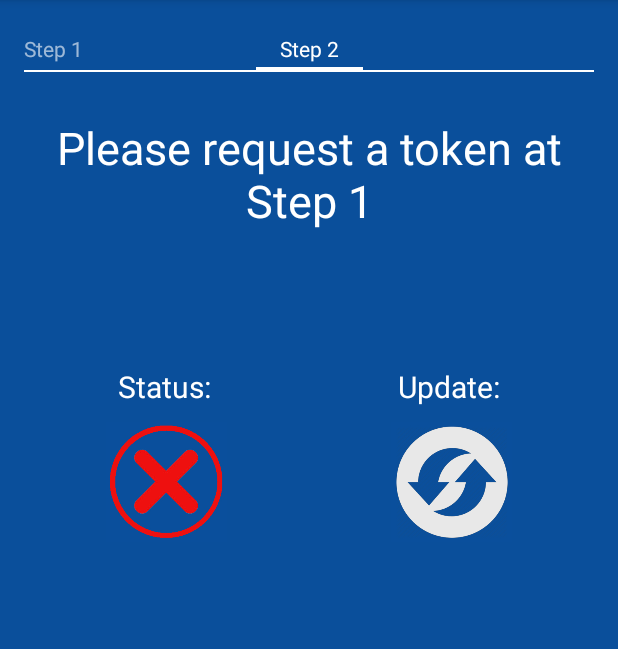
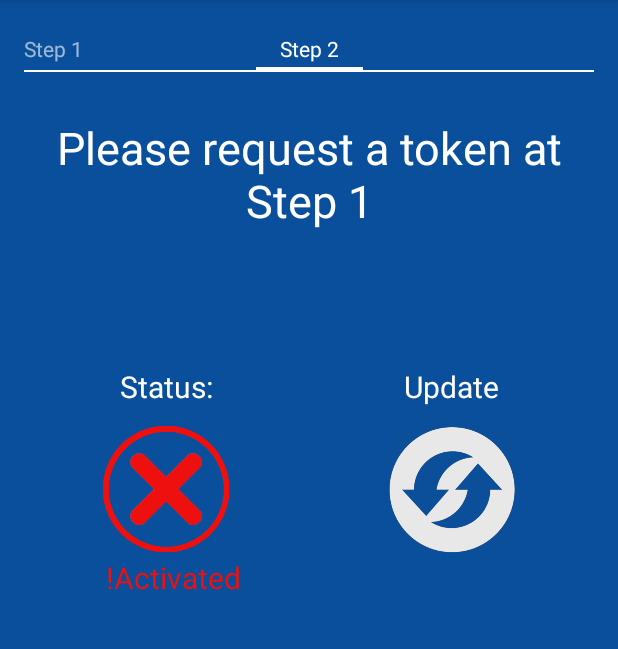
Before and after one commit to grandcat/tum_getin, an Android app: the screen it shows after launch (MainActivity), after a tap on "Step 2", on a phone screen of 412 x 824 dp, the part 84-733 px from its top. Run offline under Robolectric (Android 15) with nearby library versions, the phone set to English and light mode, and no system bars; network calls fail; pictures from the network do not load; 2 statements that could not run were skipped.

Commit message:
[Android] Implemented Settings-Functions

```diff
--- a/code/mobileDoorAccess/app/src/main/java/com/tca/mobiledooraccess/RegisterStep1.java
+++ b/code/mobileDoorAccess/app/src/main/java/com/tca/mobiledooraccess/RegisterStep1.java
@@ -89,6 +89,8 @@ public class RegisterStep1 extends Fragment implements OnRefreshListener{
         editText.setText("");
 
         if (appSettings.getBoolean("token_received", false)){
+            InputMethodManager imm = (InputMethodManager)getActivity().getSystemService(Context.INPUT_METHOD_SERVICE);
+            imm.hideSoftInputFromWindow(editText.getWindowToken(), 0);
             MainActivity.viewPager.setCurrentItem(1);
         }else{
             //InputMethodManager imm = (InputMethodManager)getActivity().getSystemService(Context.INPUT_METHOD_SERVICE);
--- a/code/mobileDoorAccess/app/src/main/java/com/tca/mobiledooraccess/RegisterStep2.java
+++ b/code/mobileDoorAccess/app/src/main/java/com/tca/mobiledooraccess/RegisterStep2.java
@@ -3,6 +3,7 @@ package com.tca.mobiledooraccess;
 import android.app.ProgressDialog;
 import android.content.Intent;
 import android.content.SharedPreferences;
+import android.graphics.Color;
 import android.media.Image;
 import android.net.Uri;
 import android.os.AsyncTask;
@@ -37,21 +38,38 @@ public class RegisterStep2 extends Fragment implements OnRefreshListener{
         ImageView tokenStatus = (ImageView) view.findViewById(R.id.imageTokenStatus);
         TextView infoText = (TextView) view.findViewById(R.id.infoText);
         Button openBrowser = (Button) view.findViewById(R.id.visitTUMOnlineButton);
+        ImageView updateStatus = (ImageView) view.findViewById(R.id.imageUpdate);
+        TextView updateText = (TextView) view.findViewById(R.id.textUpdate);
+        TextView statusText = (TextView) view.findViewById(R.id.statusText);
+        TextView tokenStatusText = (TextView) view.findViewById(R.id.tokenStatusText);
+
+        infoText.setVisibility(View.VISIBLE);
+        tokenStatus.setVisibility(View.VISIBLE);
+        updateStatus.setVisibility(View.VISIBLE);
+        updateText.setVisibility(View.VISIBLE);
+        statusText.setVisibility(View.VISIBLE);
+        tokenStatusText.setVisibility(View.VISIBLE);
 
         if (!tokenReceived){
             infoText.setText("Please request a token at Step 1");
             tokenStatus.setImageResource(R.drawable.token_not_activated);
             openBrowser.setVisibility(View.INVISIBLE);
+            tokenStatusText.setTextColor(Color.parseColor("#ee100f"));
+            tokenStatusText.setText("!Activated");
         }
 
         if (tokenReceived && !tokenActivated){
             infoText.setText("Please visit TUM-Online and activate your token");
             openBrowser.setVisibility(View.VISIBLE);
+            tokenStatusText.setTextColor(Color.parseColor("#ee100f"));
+            tokenStatusText.setText("!Activated");
             tokenStatus.setImageResource(R.drawable.token_not_activated);
         }
         if(tokenReceived && tokenActivated){
             infoText.setText("Your token is activated");
             tokenStatus.setImageResource(R.drawable.token_activated);
+            tokenStatusText.setTextColor(Color.parseColor("#29b530"));
+            tokenStatusText.setText("Activated");
             openBrowser.setVisibility(View.INVISIBLE);
         }
     }
--- a/code/mobileDoorAccess/app/src/main/res/layout/fragment_register_step2.xml
+++ b/code/mobileDoorAccess/app/src/main/res/layout/fragment_register_step2.xml
@@ -15,7 +15,8 @@
         android:textColor="#ffffffff"
         android:textSize="30dp"
         android:paddingTop="30dp"
-        android:clickable="false" />
+        android:clickable="false"
+        android:visibility="invisible"/>
     <LinearLayout
         android:layout_width="match_parent"
         android:layout_height="wrap_content"
@@ -44,28 +45,29 @@
             android:layout_width="wrap_content"
             android:layout_height="wrap_content"
             android:layout_weight="0.5"
-            android:src="@drawable/token_not_activated"
             android:background="#ff0a4f9b"
             android:paddingBottom="0dp"
             android:paddingTop="10dp"
             android:text="Status:"
             android:gravity="center"
             android:textColor="#ffffffff"
-            android:textSize="20dp"/>
+            android:textSize="20dp"
+            android:id="@+id/statusText"
+            android:visibility="invisible"/>
         <TextView
             android:layout_width="wrap_content"
             android:layout_height="wrap_content"
             android:layout_gravity="center"
             android:layout_weight="0.5"
-            android:src="@drawable/update_status"
             android:background="#ff0a4f9b"
             android:paddingBottom="0dp"
             android:paddingTop="10dp"
-            android:clickable="true"
-            android:text="Update:"
+            android:text="Update"
             android:gravity="center"
             android:textColor="#ffffffff"
             android:textSize="20dp"
+            android:visibility="invisible"
+            android:id="@+id/textUpdate"
             />
     </LinearLayout>
 
@@ -81,8 +83,8 @@
             android:id="@+id/imageTokenStatus"
             android:src="@drawable/token_not_activated"
             android:background="#ff0a4f9b"
-            android:paddingBottom="10dp"
             android:paddingTop="10dp"
+            android:visibility="invisible"
             />
         <ImageView
             android:layout_width="wrap_content"
@@ -92,9 +94,40 @@
             android:id="@+id/imageUpdate"
             android:src="@drawable/update_status"
             android:background="#ff0a4f9b"
-            android:paddingBottom="10dp"
             android:paddingTop="10dp"
             android:clickable="true"
+            android:visibility="invisible"
+            />
+    </LinearLayout>
+
+    <LinearLayout
+        android:layout_width="match_parent"
+        android:layout_height="wrap_content"
+        android:orientation="horizontal">
+        <TextView
+            android:layout_width="wrap_content"
+            android:layout_height="wrap_content"
+            android:layout_weight="0.5"
+            android:background="#ff0a4f9b"
+            android:paddingBottom="0dp"
+            android:text="!Activated"
+            android:gravity="center"
+            android:textColor="#ffee100f"
+            android:textSize="20dp"
+            android:id="@+id/tokenStatusText"
+            android:visibility="invisible"/>
+        <TextView
+            android:layout_width="wrap_content"
+            android:layout_height="wrap_content"
+            android:layout_gravity="center"
+            android:layout_weight="0.5"
+            android:background="#ff0a4f9b"
+            android:paddingBottom="0dp"
+            android:text="invisible"
+            android:gravity="center"
+            android:textColor="#ffffffff"
+            android:textSize="20dp"
+            android:visibility="invisible"
             />
     </LinearLayout>
 
```
Also changed, not shown: code/mobileDoorAccess/app/src/main/java/com/tca/mobiledooraccess/Backend.java (+40 -0 lines), code/mobileDoorAccess/app/src/main/java/com/tca/mobiledooraccess/MainActivity.java (+94 -1 lines).
